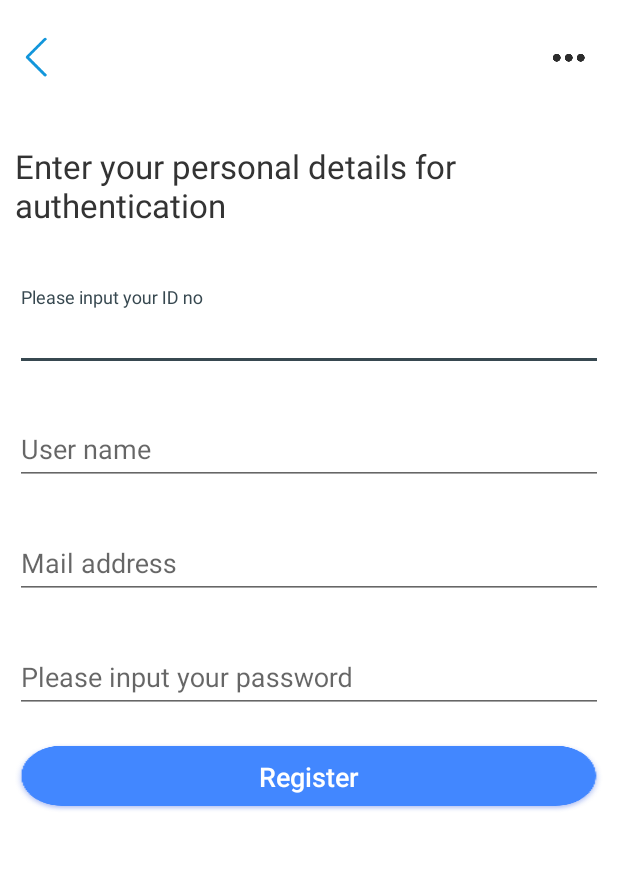
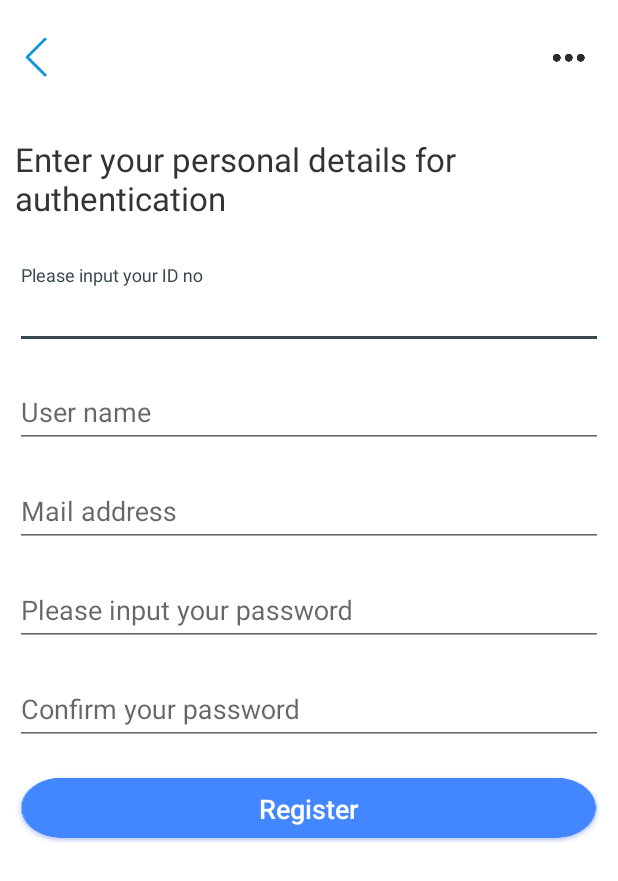
Before and after one commit to WangEric-95/PAYouthVote, an Android app: the layout fragment_register.xml on its own in the app's theme, with its tools: preview values and no code run, on a phone screen of 412 x 824 dp. Shown: the top 881 px of the screen. Run offline under Robolectric (Android 15) with nearby library versions, the phone set to English and light mode, and no system bars.

Commit message:
fix register logic issues

```diff
--- a/app/build.gradle
+++ b/app/build.gradle
@@ -38,7 +38,6 @@ dependencies {
     }
     //MVVMHabit
     implementation project(':mvvmhabit')
-    implementation "org.jetbrains.kotlin:kotlin-stdlib-jdk7:$kotlin_version"
     implementation 'com.github.sharish:ShimmerRecyclerView:v1.1'
     implementation 'com.android.support:support-annotations:28.0.0'
 }
--- a/app/src/main/java/com/payouth/hackathon/vote/data/DemoRepository.java
+++ b/app/src/main/java/com/payouth/hackathon/vote/data/DemoRepository.java
@@ -51,7 +51,7 @@ public class DemoRepository extends BaseModel implements HttpDataSource, LocalDa
 
     @Override
     public Observable<Object> register() {
-        return mHttpDataSource.login();
+        return mHttpDataSource.register();
     }
 
     @Override
--- a/app/src/main/java/com/payouth/hackathon/vote/ui/login/LoginFragment.java
+++ b/app/src/main/java/com/payouth/hackathon/vote/ui/login/LoginFragment.java
@@ -78,4 +78,10 @@ public class LoginFragment extends BaseFragment<FragmentLoginBinding, LoginViewM
             }
         });
     }
+
+    @Override
+    public void onResume() {
+        super.onResume();
+        viewModel.updateUserName();
+    }
 }
--- a/app/src/main/res/layout/fragment_register.xml
+++ b/app/src/main/res/layout/fragment_register.xml
@@ -26,7 +26,7 @@
             android:text="Enter your personal details for authentication"
             android:textColor="@color/text_grey"
             android:textSize="22dp"
-            android:layout_marginTop="30dp"></TextView>
+            android:layout_marginTop="25dp"></TextView>
 
 
         <LinearLayout
@@ -38,13 +38,14 @@
             <com.google.android.material.textfield.TextInputLayout
                 android:layout_width="match_parent"
                 android:layout_height="wrap_content"
-                android:layout_marginTop="20dp"
+                android:layout_marginTop="10dp"
                 android:hint="@string/login_userID">
 
                 <com.google.android.material.textfield.TextInputEditText
                     android:layout_width="match_parent"
                     android:layout_height="wrap_content"
-                    android:text="@={viewModel.idno}">
+                    android:text="@={viewModel.idno}"
+                    android:inputType="number">
 
                 </com.google.android.material.textfield.TextInputEditText>
             </com.google.android.material.textfield.TextInputLayout>
@@ -52,7 +53,7 @@
             <com.google.android.material.textfield.TextInputLayout
                 android:layout_width="match_parent"
                 android:layout_height="wrap_content"
-                android:layout_marginTop="20dp"
+                android:layout_marginTop="10dp"
                 android:hint="@string/login_user_name">
 
                 <com.google.android.material.textfield.TextInputEditText
@@ -66,13 +67,14 @@
             <com.google.android.material.textfield.TextInputLayout
                 android:layout_width="match_parent"
                 android:layout_height="wrap_content"
-                android:layout_marginTop="20dp"
+                android:layout_marginTop="10dp"
                 android:hint="@string/login_mail_address">
 
                 <com.google.android.material.textfield.TextInputEditText
                     android:layout_width="match_parent"
                     android:layout_height="wrap_content"
-                    android:text="@={viewModel.mail}">
+                    android:text="@={viewModel.mail}"
+                    android:inputType="textEmailAddress">
 
                 </com.google.android.material.textfield.TextInputEditText>
             </com.google.android.material.textfield.TextInputLayout>
@@ -80,49 +82,33 @@
             <com.google.android.material.textfield.TextInputLayout
                 android:layout_width="match_parent"
                 android:layout_height="wrap_content"
-                android:layout_marginTop="20dp"
+                android:layout_marginTop="10dp"
                 android:hint="@string/login_pwd">
 
                 <com.google.android.material.textfield.TextInputEditText
                     android:layout_width="match_parent"
                     android:layout_height="wrap_content"
-                    android:text="@={viewModel.password}">
+                    android:text="@={viewModel.password}"
+                    android:inputType="textPassword">
 
                 </com.google.android.material.textfield.TextInputEditText>
             </com.google.android.material.textfield.TextInputLayout>
 
-<!--            <EditText-->
-<!--                android:layout_width="match_parent"-->
-<!--                android:layout_height="match_parent"-->
-<!--                android:background="@null"-->
-<!--                android:hint="@string/login_userID"-->
-<!--                android:text="@={viewModel.userName}"-->
-<!--                android:textColor="@color/textColor"-->
-<!--                android:textColorHint="@color/textColorHint"-->
-<!--                android:textSize="16sp"-->
-<!--                android:layout_margin="10dp"/>-->
+            <com.google.android.material.textfield.TextInputLayout
+                android:layout_width="match_parent"
+                android:layout_height="wrap_content"
+                android:layout_marginTop="10dp"
+                android:hint="@string/login_pwd_confirm">
 
-<!--            <EditText-->
-<!--                android:layout_width="match_parent"-->
-<!--                android:layout_height="wrap_content"-->
-<!--                android:background="@null"-->
-<!--                android:hint="@string/login_userID"-->
-<!--                android:text="@={viewModel.idno}"-->
-<!--                android:textColor="@color/textColor"-->
-<!--                android:textColorHint="@color/textColorHint"-->
-<!--                android:textSize="16sp"-->
-<!--                android:layout_margin="10dp"/>-->
+                <com.google.android.material.textfield.TextInputEditText
+                    android:layout_width="match_parent"
+                    android:layout_height="wrap_content"
+                    android:text="@={viewModel.passwordConfirm}"
+                    android:inputType="textPassword">
 
-<!--            <EditText-->
-<!--                android:layout_width="match_parent"-->
-<!--                android:layout_height="wrap_content"-->
-<!--                android:background="@null"-->
-<!--                android:hint="@string/login_pwd"-->
-<!--                android:text="@={viewModel.password}"-->
-<!--                android:textColor="@color/textColor"-->
-<!--                android:textColorHint="@color/textColorHint"-->
-<!--                android:textSize="16sp"-->
-<!--                android:layout_margin="10dp"/>-->
+                </com.google.android.material.textfield.TextInputEditText>
+            </com.google.android.material.textfield.TextInputLayout>
+
         </LinearLayout>
 
         <LinearLayout
--- a/app/src/main/res/values/strings.xml
+++ b/app/src/main/res/values/strings.xml
@@ -5,6 +5,7 @@
     <string name="login_pwd">Please input your password</string>
     <string name="login_forgot_pwd">forgot password</string>
     <string name="login_registration">register</string>
+    <string name="login_pwd_confirm">Confirm your password</string>
     <string name="list_demo">List Demo</string>
     <string name="grid_demo">Grid Demo</string>
     <string name="empty_demo">No Data Demo</string>
```
Also changed, not shown: app/src/main/java/com/payouth/hackathon/vote/ui/login/LoginViewModel.java (+2 -7 lines), app/src/main/java/com/payouth/hackathon/vote/ui/register/RegisterFragment.java (+0 -8 lines), app/src/main/java/com/payouth/hackathon/vote/ui/register/RegisterFragmentViewModel.java (+15 -5 lines), 3 other files.
